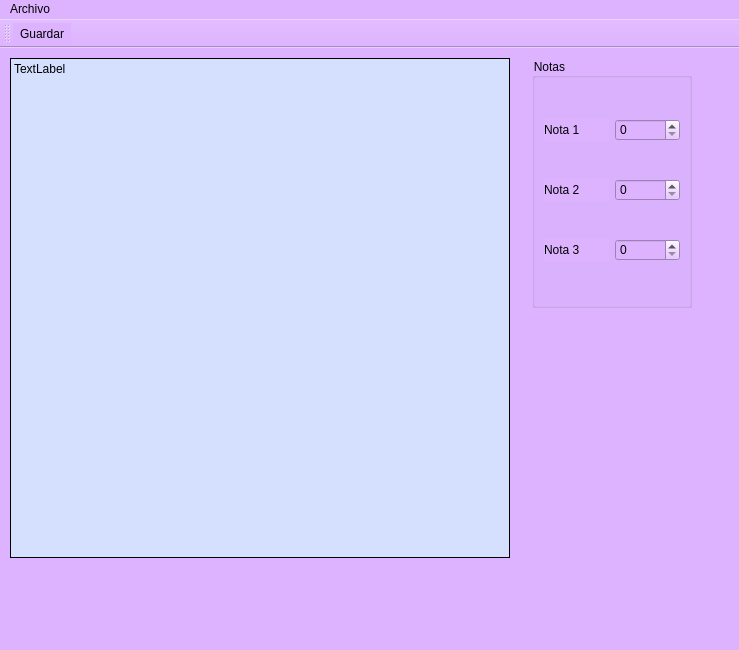
Before: the Qt Designer form principal.ui in SamSami25/Graficas, drawn with Qt 5.
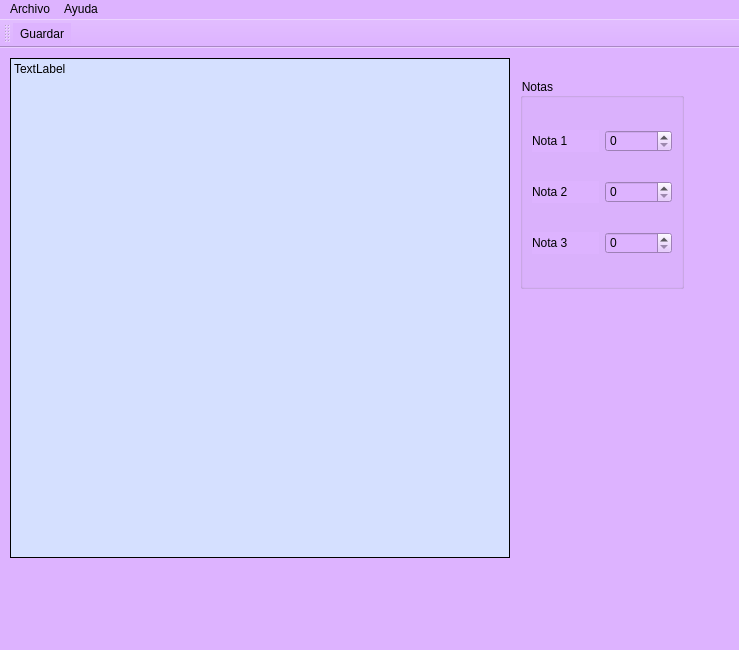
After: the same form once the commit is applied. Icons and pictures are not drawn.

```diff
--- a/principal.ui
+++ b/principal.ui
@@ -48,10 +48,10 @@
    <widget class="QWidget" name="widget" native="true">
     <property name="geometry">
      <rect>
-      <x>532</x>
-      <y>10</y>
-      <width>160</width>
-      <height>250</height>
+      <x>520</x>
+      <y>30</y>
+      <width>164</width>
+      <height>211</height>
      </rect>
     </property>
     <layout class="QVBoxLayout" name="verticalLayout">
@@ -146,7 +146,14 @@
     <addaction name="actionGuardar"/>
     <addaction name="actionSalir"/>
    </widget>
+   <widget class="QMenu" name="menuAyuda">
+    <property name="title">
+     <string>Ayuda</string>
+    </property>
+    <addaction name="actionAcerca_de"/>
+   </widget>
    <addaction name="menuArchivo"/>
+   <addaction name="menuAyuda"/>
   </widget>
   <widget class="QStatusBar" name="statusbar"/>
   <widget class="QToolBar" name="toolBar">
```
Left out of the diff: 59 changed lines with no effect on the pictures.
